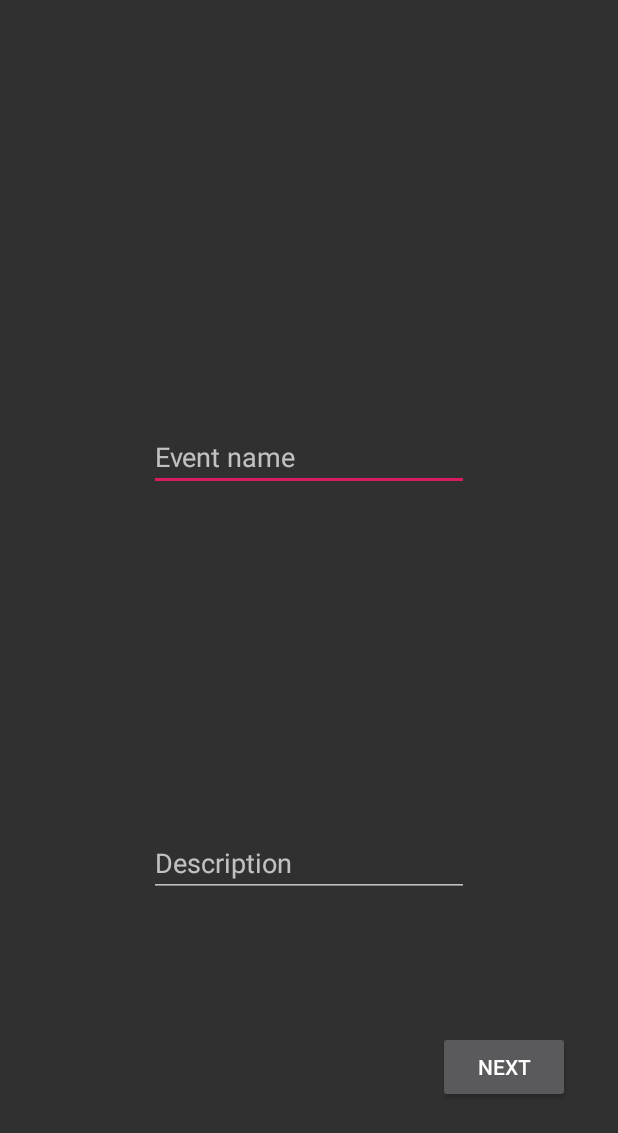
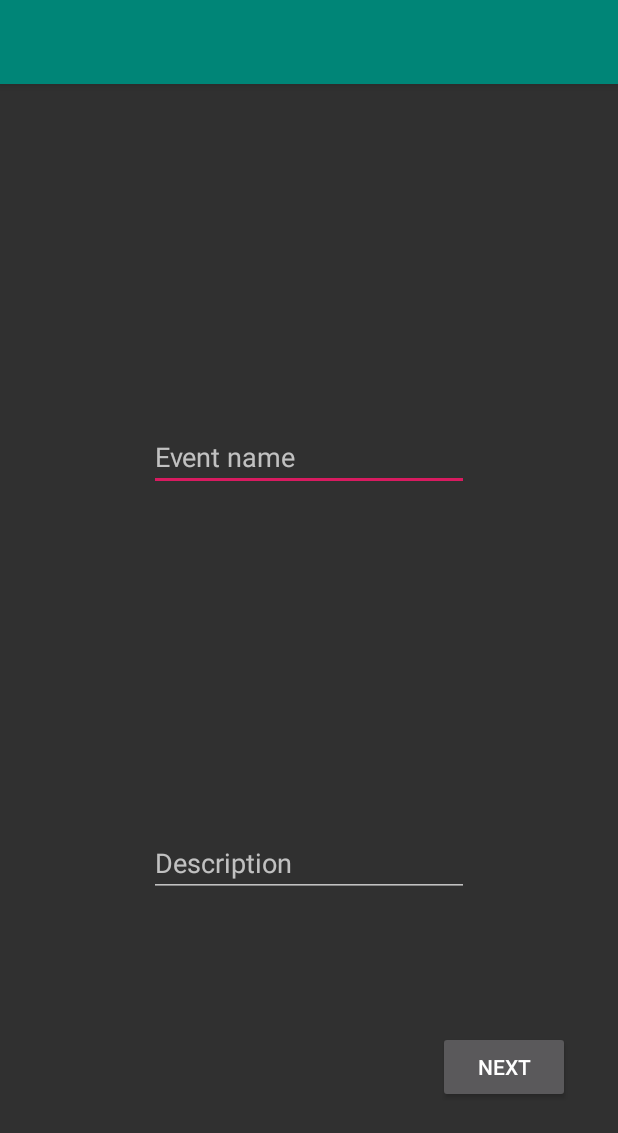
Before and after one commit to ksotengco/kickback, an Android app: the CreateEvent screen opened directly, with no data from a screen before it, on a phone screen of 412 x 824 dp. Shown: the top 1133 px of the screen. Run offline under Robolectric (Android 15) with nearby library versions, the phone set to English and light mode, and no system bars; our stand-ins replace Firebase (no records; nobody signed in at launch, a user with empty details on screens opened directly).

Commit message:
layout changes; started work on editing events

```diff
--- a/app/src/main/java/edu/cs371m/kickback/page/creatingEvents/CreateEvent.java
+++ b/app/src/main/java/edu/cs371m/kickback/page/creatingEvents/CreateEvent.java
@@ -6,6 +6,8 @@ import android.support.v4.app.FragmentActivity;
 import android.support.v4.app.FragmentManager;
 import android.support.v4.app.FragmentStatePagerAdapter;
 import android.support.v4.view.PagerAdapter;
+import android.support.v7.app.AppCompatActivity;
+import android.support.v7.widget.Toolbar;
 import android.util.Log;
 
 import com.google.firebase.auth.FirebaseAuth;
@@ -26,7 +28,7 @@ interface OnButtonPressed {
 }
 
 // https://developer.android.com/training/animation/screen-slide
-public class CreateEvent extends FragmentActivity implements OnButtonPressed, OnAddEventListener {
+public class CreateEvent extends AppCompatActivity implements OnButtonPressed, OnAddEventListener {
 
     private static final int PAGES = 3;
 
@@ -39,6 +41,10 @@ public class CreateEvent extends FragmentActivity implements OnButtonPressed, On
     protected void onCreate(Bundle savedInstanceState) {
         super.onCreate(savedInstanceState);
         setContentView(R.layout.create_event_main);
+
+        Toolbar toolbar = (Toolbar) findViewById(R.id.my_toolbar);
+        setSupportActionBar(toolbar);
+
         createEvent = (CustomViewPager) findViewById(R.id.create_event_pager);
         pagerAdapter = new ScreenSlidePagerAdapter(getSupportFragmentManager());
         createEvent.setAdapter(pagerAdapter);
--- a/app/src/main/res/layout/create_event_main.xml
+++ b/app/src/main/res/layout/create_event_main.xml
@@ -1,16 +1,23 @@
 <?xml version="1.0" encoding="utf-8"?>
-<ScrollView xmlns:android="http://schemas.android.com/apk/res/android"
+<FrameLayout xmlns:android="http://schemas.android.com/apk/res/android"
     xmlns:app="http://schemas.android.com/apk/res-auto"
     xmlns:tools="http://schemas.android.com/tools"
     android:layout_width="match_parent"
     android:layout_height="match_parent"
-    android:fillViewport="true"
-    android:layout_marginTop="?attr/actionBarSize">
+    android:fillViewport="true">
+
+    <android.support.v7.widget.Toolbar
+        android:id="@+id/my_toolbar"
+        android:layout_width="match_parent"
+        android:layout_height="?attr/actionBarSize"
+        android:background="?attr/colorPrimary"
+        android:elevation="4dp" />
 
     <edu.cs371m.kickback.page.creatingEvents.CustomViewPager
         android:id="@+id/create_event_pager"
         android:layout_width="match_parent"
-        android:layout_height="wrap_content">
+        android:layout_height="wrap_content"
+        android:layout_marginTop="?attr/actionBarSize">
     </edu.cs371m.kickback.page.creatingEvents.CustomViewPager>
 
-</ScrollView>
+</FrameLayout>
--- a/app/src/main/res/layout/location_and_invite.xml
+++ b/app/src/main/res/layout/location_and_invite.xml
@@ -4,8 +4,7 @@
     xmlns:tools="http://schemas.android.com/tools"
     android:layout_width="match_parent"
     android:layout_height="match_parent"
-    android:fillViewport="true"
-    android:layout_marginTop="?attr/actionBarSize">
+    android:fillViewport="true">
 
     <LinearLayout
         android:layout_width="match_parent"
--- a/app/src/main/res/layout/name_and_description.xml
+++ b/app/src/main/res/layout/name_and_description.xml
@@ -4,8 +4,7 @@
     xmlns:tools="http://schemas.android.com/tools"
     android:layout_width="match_parent"
     android:layout_height="match_parent"
-    android:fillViewport="true"
-    android:layout_marginTop="?attr/actionBarSize">
+    android:fillViewport="true">
 
     <android.support.constraint.ConstraintLayout
         android:layout_width="match_parent"
--- a/app/src/main/res/layout/time_and_date.xml
+++ b/app/src/main/res/layout/time_and_date.xml
@@ -4,8 +4,7 @@
     xmlns:tools="http://schemas.android.com/tools"
     android:layout_width="match_parent"
     android:layout_height="match_parent"
-    android:fillViewport="true"
-    android:layout_marginTop="?attr/actionBarSize">
+    android:fillViewport="true">
 
     <android.support.constraint.ConstraintLayout
         android:layout_width="match_parent"
```
Also changed, not shown: app/src/main/java/edu/cs371m/kickback/page/CreateEvent.java (deleted, +0 -197 lines), app/src/main/java/edu/cs371m/kickback/page/HomePage.java (+10 -0 lines), app/src/main/java/edu/cs371m/kickback/page/userEvents/MyEvents.java (added, +18 -0 lines), app/src/main/res/layout/my_events.xml (added, +15 -0 lines).
